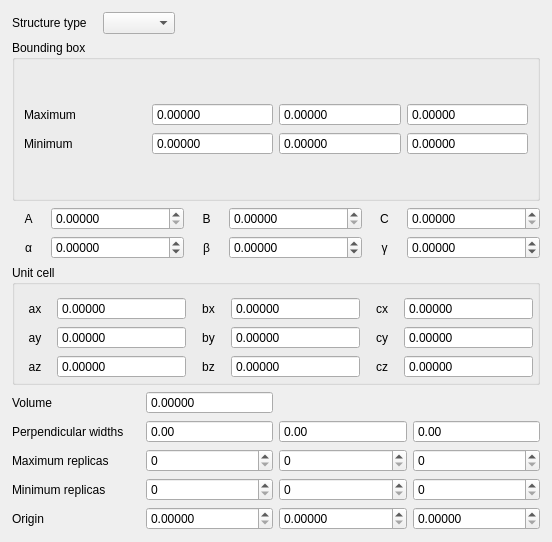
Above: iRASPA/cellcellform.ui from gnvramanarao/iRASPA-QT before the change. Below: the same form after it.
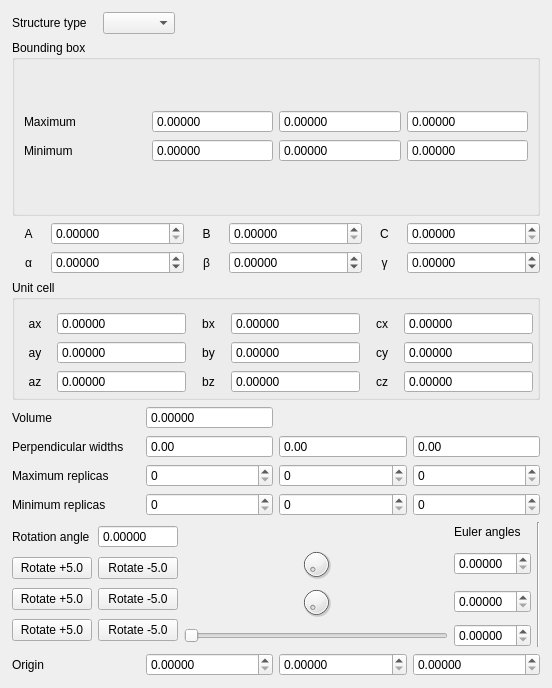
That is the form after the change. Custom widgets are drawn as their Qt base class.

Commit message: • Fixed perspective renderer bugs. • Added Cell Euler angles. • Added initial "Tranform Content". • Added initial "Primitives". • Added initial add/remove-buttons. • Reimplemented selection of projects, movies, and frames.

What changed in the file:
```diff
--- a/iRASPA/cellcellform.ui
+++ b/iRASPA/cellcellform.ui
@@ -7,13 +7,13 @@
     <x>0</x>
     <y>0</y>
     <width>552</width>
-    <height>542</height>
+    <height>688</height>
    </rect>
   </property>
   <property name="windowTitle">
    <string>Form</string>
   </property>
-  <layout class="QVBoxLayout" name="verticalLayout_2" stretch="1,4,0,1,4,1,4">
+  <layout class="QVBoxLayout" name="verticalLayout_2" stretch="1,4,0,1,4,1,0,4">
    <property name="leftMargin">
     <number>12</number>
    </property>
@@ -879,6 +879,161 @@
      </item>
     </layout>
    </item>
+   <item>
+    <layout class="QHBoxLayout" name="horizontalLayout">
+     <item>
+      <layout class="QGridLayout" name="gridLayout_6">
+       <item row="0" column="0">
+        <widget class="QLabel" name="label_18">
+         <property name="text">
+          <string>Rotation angle</string>
+         </property>
+        </widget>
+       </item>
+       <item row="3" column="1">
+        <widget class="QPushButton" name="rotateMinusYPushButton">
+         <property name="text">
+          <string>Rotate -5.0</string>
+         </property>
+        </widget>
+       </item>
+       <item row="1" column="0">
+        <widget class="QPushButton" name="rotatePlusXPushButton">
+         <property name="text">
+          <string>Rotate +5.0</string>
+         </property>
+        </widget>
+       </item>
+       <item row="1" column="1">
+        <widget class="QPushButton" name="rotateMinusXPushButton">
+         <property name="text">
+          <string>Rotate -5.0</string>
+         </property>
+        </widget>
+       </item>
+       <item row="2" column="1">
+        <widget class="QPushButton" name="rotateMinusZPushButton">
+         <property name="text">
+          <string>Rotate -5.0</string>
+         </property>
+        </widget>
+       </item>
+       <item row="2" column="0">
+        <widget class="QPushButton" name="rotatePlusZPushButton">
+         <property name="text">
+          <string>Rotate +5.0</string>
+         </property>
+        </widget>
+       </item>
+       <item row="3" column="0">
+        <widget class="QPushButton" name="rotatePlusYPushButton">
+         <property name="text">
+          <string>Rotate +5.0</string>
+         </property>
+        </widget>
+       </item>
+       <item row="0" column="1">
+        <widget class="CustomDoubleSpinBox" name="rotationAngleDoubleSpinBox">
+         <property name="buttonSymbols">
+          <enum>QAbstractSpinBox::NoButtons</enum>
+         </property>
+         <property name="decimals">
+          <number>5</number>
+         </property>
+        </widget>
+       </item>
+      </layout>
+     </item>
+     <item>
+      <layout class="QGridLayout" name="gridLayout_9">
+       <item row="0" column="1">
+        <widget class="QLabel" name="label_21">
+         <property name="text">
+          <string>Euler angles</string>
+         </property>
+        </widget>
+       </item>
+       <item row="1" column="0">
+        <widget class="QDoubleDial" name="EulerAngleXDial">
+         <property name="maximumSize">
+          <size>
+           <width>16777215</width>
+           <height>32</height>
+          </size>
+         </property>
+         <property name="focusPolicy">
+          <enum>Qt::NoFocus</enum>
+         </property>
+        </widget>
+       </item>
+       <item row="2" column="0">
+        <widget class="QDoubleDial" name="EulerAngleZDial">
+         <property name="maximumSize">
+          <size>
+           <width>16777215</width>
+           <height>32</height>
+          </size>
+         </property>
+         <property name="focusPolicy">
+          <enum>Qt::NoFocus</enum>
+         </property>
+        </widget>
+       </item>
+       <item row="0" column="0">
+        <spacer name="horizontalSpacer_3">
+         <property name="orientation">
+          <enum>Qt::Horizontal</enum>
+         </property>
+         <property name="sizeHint" stdset="0">
+          <size>
+           <width>40</width>
+           <height>20</height>
+          </size>
+         </property>
+        </spacer>
+       </item>
+       <item row="3" column="0">
+        <widget class="QDoubleSlider" name="EulerAngleYSlider">
+         <property name="focusPolicy">
+          <enum>Qt::NoFocus</enum>
+         </property>
+         <property name="orientation">
+          <enum>Qt::Horizontal</enum>
+         </property>
+        </widget>
+       </item>
+       <item row="2" column="1">
+        <widget class="CustomDoubleSpinBox" name="EulerAngleZDoubleSpinBox">
+         <property name="decimals">
+          <number>5</number>
+         </property>
+        </widget>
+       </item>
+       <item row="3" column="1">
+        <widget class="CustomDoubleSpinBox" name="EulerAngleYDoubleSpinBox">
+         <property name="decimals">
+          <number>5</number>
+         </property>
+        </widget>
+       </item>
+       <item row="1" column="1">
+        <widget class="CustomDoubleSpinBox" name="EulerAngleXDoubleSpinBox">
+         <property name="decimals">
+          <number>5</number>
+         </property>
+        </widget>
+       </item>
+      </layout>
+     </item>
+     <item>
+      <widget class="Line" name="line">
+       <property name="orientation">
+        <enum>Qt::Vertical</enum>
+       </property>
+      </widget>
+     </item>
+    </layout>
+   </item>
    <item>
     <layout class="QHBoxLayout" name="horizontalLayout_3">
      <item>
@@ -937,11 +1092,21 @@
    <extends>QDoubleSpinBox</extends>
    <header>customdoublespinbox.h</header>
   </customwidget>
+  <customwidget>
+   <class>QDoubleSlider</class>
+   <extends>QSlider</extends>
+   <header>qdoubleslider.h</header>
+  </customwidget>
   <customwidget>
    <class>CustomIntSpinBox</class>
    <extends>QSpinBox</extends>
    <header>customintspinbox.h</header>
   </customwidget>
+  <customwidget>
+   <class>QDoubleDial</class>
+   <extends>QDial</extends>
+   <header>qdoubledial.h</header>
+  </customwidget>
  </customwidgets>
  <resources/>
  <connections/>
```
The commit also changes 107 other files.
